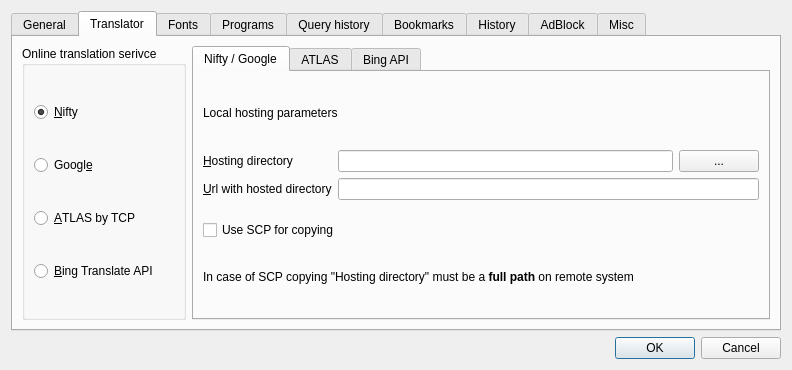
This is settingsdlg.ui in kernel1024/jpreader as Qt 5 draws it before an edit. The edited form follows.
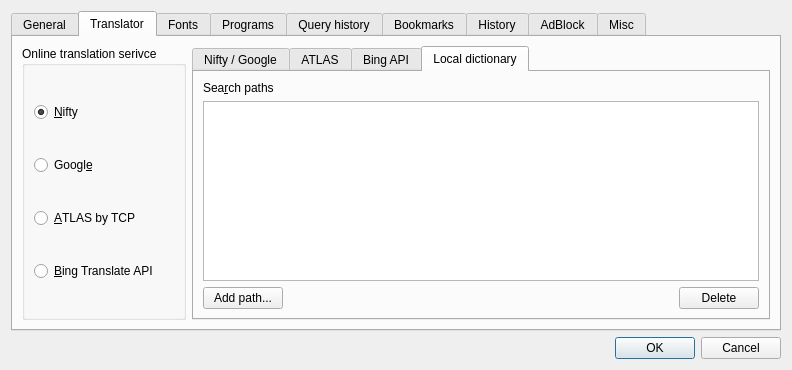
This is the edited form. The open tabs and pages were chosen to show the change. Custom widgets are drawn as their Qt base class.

Commit message: Local dictionary integration, from qjrad.

Patch:
```diff
--- a/settingsdlg.ui
+++ b/settingsdlg.ui
@@ -558,6 +558,57 @@
            </item>
           </layout>
          </widget>
+         <widget class="QWidget" name="tab_12">
+          <attribute name="title">
+           <string>Local dictionary</string>
+          </attribute>
+          <layout class="QVBoxLayout" name="verticalLayout_20">
+           <item>
+            <widget class="QLabel" name="label_27">
+             <property name="text">
+              <string>Sea&amp;rch paths</string>
+             </property>
+             <property name="buddy">
+              <cstring>listDictPaths</cstring>
+             </property>
+            </widget>
+           </item>
+           <item>
+            <widget class="QListWidget" name="listDictPaths"/>
+           </item>
+           <item>
+            <layout class="QHBoxLayout" name="horizontalLayout_20">
+             <item>
+              <widget class="QPushButton" name="buttonAddDictPath">
+               <property name="text">
+                <string>Add path...</string>
+               </property>
+              </widget>
+             </item>
+             <item>
+              <spacer name="horizontalSpacer_6">
+               <property name="orientation">
+                <enum>Qt::Horizontal</enum>
+               </property>
+               <property name="sizeHint" stdset="0">
+                <size>
+                 <width>40</width>
+                 <height>20</height>
+                </size>
+               </property>
+              </spacer>
+             </item>
+             <item>
+              <widget class="QPushButton" name="buttonDelDictPath">
+               <property name="text">
+                <string>Delete</string>
+               </property>
+              </widget>
+             </item>
+            </layout>
+           </item>
+          </layout>
+         </widget>
         </widget>
        </item>
       </layout>
```
Left out of the diff: 3 changed lines with no effect on the pictures. The commit also changes 65 other files.
